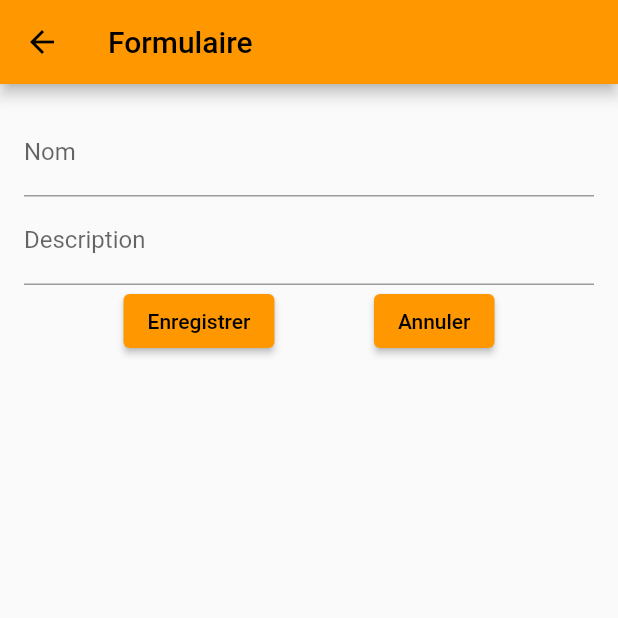
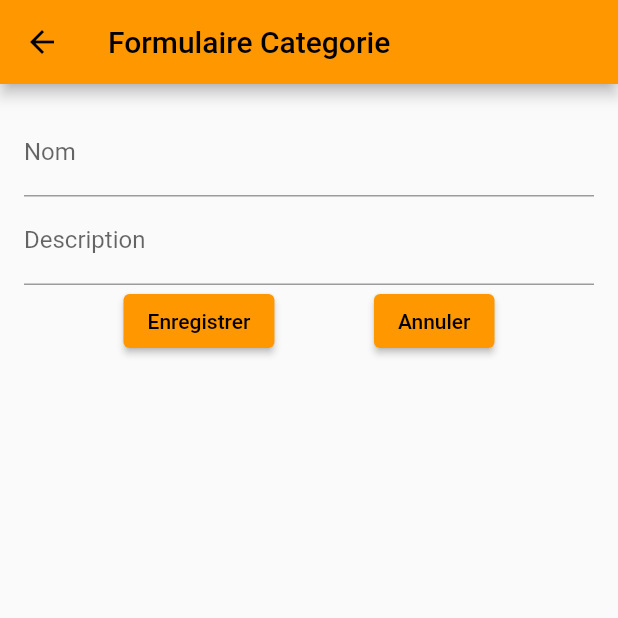
Before and after one commit to Lidzy1406/TP_218, a Flutter app: the FormPage screen opened directly, on a phone screen of 412 x 824 dp, the top half of it. Run offline on Flutter 3.47's test engine with Material 2 defaults, Android fonts, the phone set to English and light mode, and no system bars; our stand-ins replace cloud_firestore, convex_bottom_bar, equatable, firebase_auth, firebase_core, flutter_riverpod and 3 more; accounts and stored records are empty.

```diff
--- a/lib/pages/categories/formpage.dart
+++ b/lib/pages/categories/formpage.dart
@@ -1,17 +1,20 @@
+import 'package:cloud_firestore/cloud_firestore.dart';
 import 'package:flutter/material.dart';
 import 'package:todoapp/repository/view_model.dart';
 import 'package:flutter_riverpod/flutter_riverpod.dart';
 
 class FormPage extends ConsumerWidget {
-  const FormPage(
-      {Key? key, required description, required name, required String docId})
-      : super(key: key);
+   const FormPage(/*DocumentReference<Map<String, dynamic>> doc, */
+      {Key? key, required this.docId, required this.name, required this.description, }): super(key: key);
 
+  final String docId;
+  final String name;
+  final String description;
   @override
+  Widget build(BuildContext context, WidgetRef ref) {
+    final viewModel = ref.watch(viewProvider);
+    final _formKey = GlobalKey<FormState>();
 
-  Widget build(BuildContext context, WidgetRef ref) {
-
-    final viewModel = ref.watch(viewProvider);
     final nameController =
         TextEditingController(text: viewModel.dataModel.name);
     final descriptionController =
@@ -19,7 +22,7 @@ class FormPage extends ConsumerWidget {
 
     return Scaffold(
       appBar: AppBar(
-        title: Text('Formulaire'),
+        title: Text('Formulaire Categorie'),
       ),
       body: Padding(
         padding: const EdgeInsets.all(16),
@@ -58,4 +61,5 @@ class FormPage extends ConsumerWidget {
       ),
     );
   }
+
 }
--- a/lib/repository/view_model.dart
+++ b/lib/repository/view_model.dart
@@ -16,6 +16,7 @@ final _ref = FirebaseFirestore.instance.collection('catégorie');
     await _ref.add({
       'name': dataModel.name,
       'description': dataModel.description,
+
     });
     cancel();
   }
```
Also changed, not shown: lib/pages/categories/EditPage.dart (added, +92 -0 lines), lib/pages/categories/addcategories.dart (+41 -18 lines).
